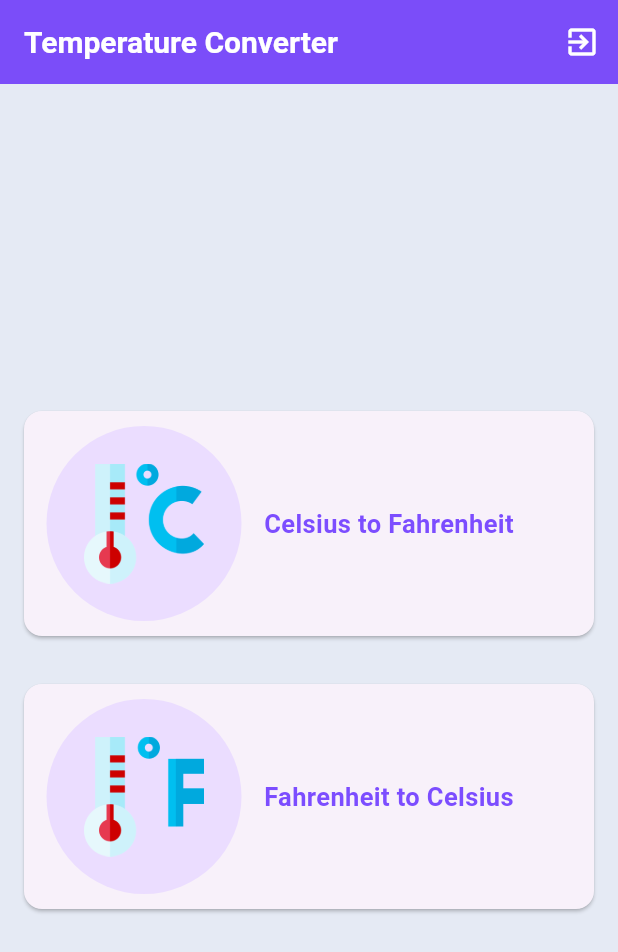
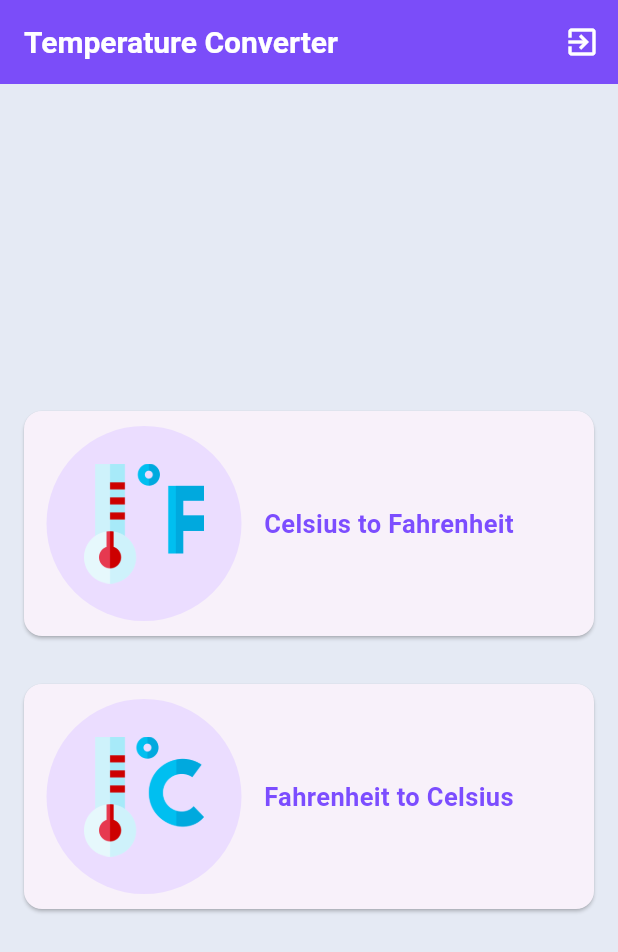
Before and after one commit to 1SachinKumar1/tempconverter, a Flutter app: the screen it shows after launch, on a phone screen of 412 x 824 dp. Shown: the top 952 px of the screen. Run offline on Flutter 3.47's test engine with Material 2 defaults, Android fonts, the phone set to English and light mode, and no system bars; our stand-ins replace google_fonts.

Commit message:
Made some final changes.

```diff
--- a/lib/UI Pages/FirstPage.dart
+++ b/lib/UI Pages/FirstPage.dart
@@ -67,8 +67,8 @@ class _FirstPageState extends State<FirstPage> {
                               width: 80,
                               decoration: const BoxDecoration(
                                   image: DecorationImage(
-                                      image: AssetImage(
-                                          "assets/images/celsius.png"),
+                                      image:
+                                          AssetImage("assets/images/fah.png"),
                                       fit: BoxFit.fill)),
                             ),
                           ),
@@ -110,7 +110,8 @@ class _FirstPageState extends State<FirstPage> {
                               width: 80,
                               decoration: const BoxDecoration(
                                 image: DecorationImage(
-                                    image: AssetImage("assets/images/fah.png"),
+                                    image:
+                                        AssetImage("assets/images/celsius.png"),
                                     fit: BoxFit.fill),
                               ),
                             ),
```
